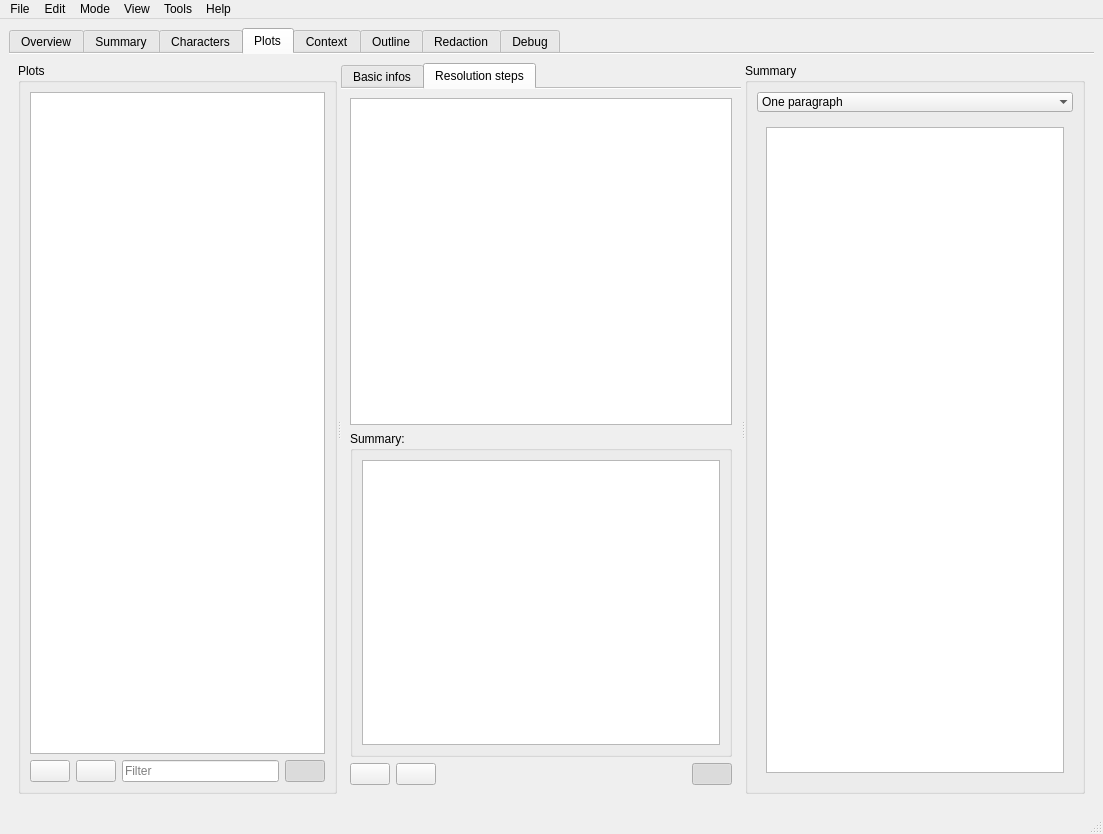
Old version of the form src/ui/mainWindow.ui in the repository olivierkes/manuskript.
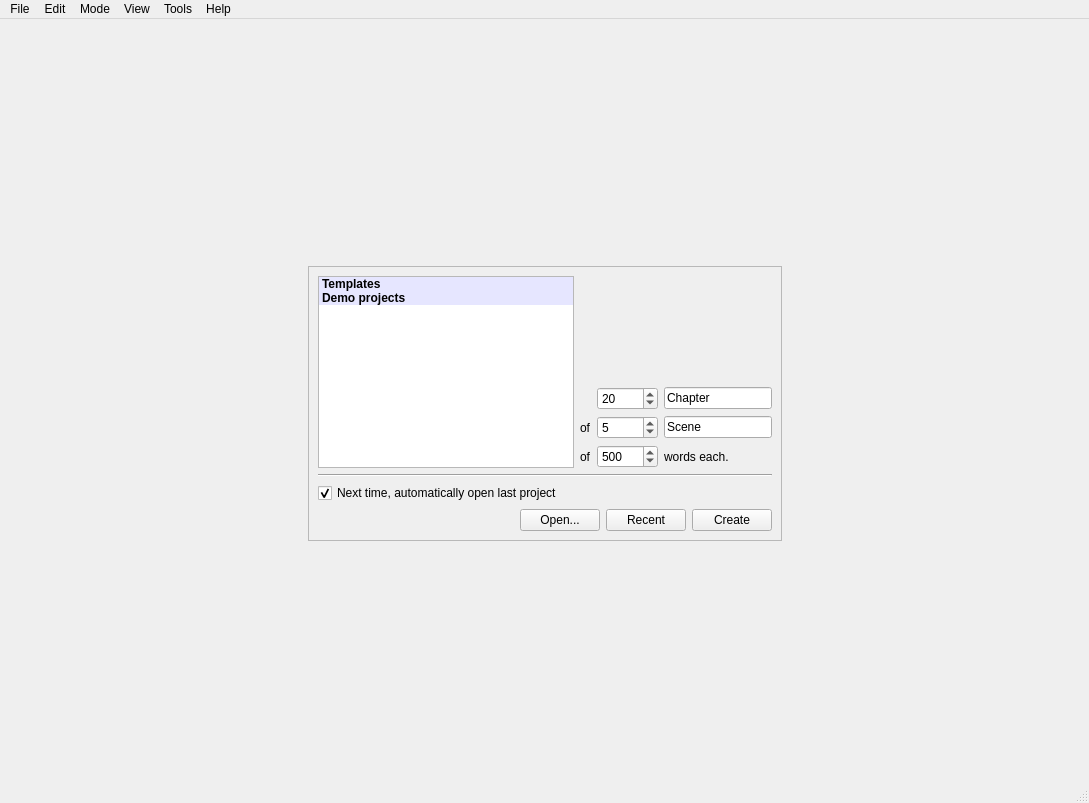
New version of the form. Icons and pictures are not drawn. Custom widgets are drawn as their Qt base class.

Commit message: Open, save, recents, all that misery

The edit to the form file:
```diff
--- a/src/ui/mainWindow.ui
+++ b/src/ui/mainWindow.ui
@@ -6,15 +6,361 @@
    <rect>
     <x>0</x>
     <y>0</y>
-    <width>1103</width>
-    <height>834</height>
+    <width>1089</width>
+    <height>803</height>
    </rect>
   </property>
   <property name="windowTitle">
    <string notr="true">Manuskript</string>
   </property>
   <widget class="QWidget" name="centralwidget">
+   <layout class="QHBoxLayout" name="horizontalLayout_12">
+    <property name="leftMargin">
+     <number>0</number>
+    </property>
+    <property name="topMargin">
+     <number>6</number>
+    </property>
+    <property name="rightMargin">
+     <number>0</number>
+    </property>
+    <property name="bottomMargin">
+     <number>0</number>
+    </property>
+    <item>
+     <widget class="QStackedWidget" name="stack">
+      <property name="currentIndex">
+       <number>0</number>
+      </property>
+      <widget class="QWidget" name="page_5">
+       <layout class="QVBoxLayout" name="verticalLayout_33">
+        <item>
+         <spacer name="verticalSpacer_6">
+          <property name="orientation">
+           <enum>Qt::Vertical</enum>
+          </property>
+          <property name="sizeHint" stdset="0">
+           <size>
+            <width>20</width>
+            <height>210</height>
+           </size>
+          </property>
+         </spacer>
+        </item>
+        <item>
+         <layout class="QHBoxLayout" name="horizontalLayout_35">
+          <item>
+           <spacer name="horizontalSpacer_13">
+            <property name="orientation">
+             <enum>Qt::Horizontal</enum>
+            </property>
+            <property name="sizeHint" stdset="0">
+             <size>
+              <width>40</width>
+              <height>20</height>
+             </size>
+            </property>
+           </spacer>
+          </item>
+          <item>
+           <widget class="QFrame" name="frame_2">
+            <property name="frameShape">
+             <enum>QFrame::StyledPanel</enum>
+            </property>
+            <property name="frameShadow">
+             <enum>QFrame::Raised</enum>
+            </property>
+            <layout class="QVBoxLayout" name="verticalLayout_32">
+             <item>
+              <layout class="QHBoxLayout" name="horizontalLayout_23">
+               <item>
+                <widget class="QTreeWidget" name="treeWelcome">
+                 <property name="rootIsDecorated">
+                  <bool>false</bool>
+                 </property>
+                 <attribute name="headerVisible">
+                  <bool>false</bool>
+                 </attribute>
+                 <column>
+                  <property name="text">
+                   <string>1</string>
+                  </property>
+                 </column>
+                 <item>
+                  <property name="text">
+                   <string>Templates</string>
+                  </property>
+                  <property name="font">
+                   <font>
+                    <weight>75</weight>
+                    <bold>true</bold>
+                   </font>
+                  </property>
+                  <property name="textAlignment">
+                   <set>AlignHCenter|AlignVCenter|AlignCenter</set>
+                  </property>
+                  <property name="background">
+                   <brush brushstyle="SolidPattern">
+                    <color alpha="255">
+                     <red>230</red>
+                     <green>230</green>
+                     <blue>255</blue>
+                    </color>
+                   </brush>
+                  </property>
+                  <property name="foreground">
+                   <brush brushstyle="NoBrush">
+                    <color alpha="255">
+                     <red>0</red>
+                     <green>0</green>
+                     <blue>128</blue>
+                    </color>
+                   </brush>
+                  </property>
+                  <item>
+                   <property name="text">
+                    <string>Empty</string>
+                   </property>
+                  </item>
+                  <item>
+                   <property name="text">
+                    <string>Novel</string>
+                   </property>
+                  </item>
+                  <item>
+                   <property name="text">
+                    <string>Novella</string>
+                   </property>
+                  </item>
+                  <item>
+                   <property name="text">
+                    <string>Short Story</string>
+                   </property>
+                  </item>
+                  <item>
+                   <property name="text">
+                    <string>Research paper</string>
+                   </property>
+                  </item>
+                 </item>
+                 <item>
+                  <property name="text">
+                   <string>Demo projects</string>
+                  </property>
+                  <property name="font">
+                   <font>
+                    <weight>75</weight>
+                    <bold>true</bold>
+                   </font>
+                  </property>
+                  <property name="textAlignment">
+                   <set>AlignHCenter|AlignVCenter|AlignCenter</set>
+                  </property>
+                  <property name="background">
+                   <brush brushstyle="SolidPattern">
+                    <color alpha="255">
+                     <red>230</red>
+                     <green>230</green>
+                     <blue>255</blue>
+                    </color>
+                   </brush>
+                  </property>
+                  <property name="foreground">
+                   <brush brushstyle="NoBrush">
+                    <color alpha="255">
+                     <red>0</red>
+                     <green>0</green>
+                     <blue>128</blue>
+                    </color>
+                   </brush>
+                  </property>
+                 </item>
+                </widget>
+               </item>
+               <item>
+                <layout class="QVBoxLayout" name="verticalLayout_31">
+                 <item>
+                  <spacer name="verticalSpacer_5">
+                   <property name="orientation">
+                    <enum>Qt::Vertical</enum>
+                   </property>
+                   <property name="sizeHint" stdset="0">
+                    <size>
+                     <width>20</width>
+                     <height>40</height>
+                    </size>
+                   </property>
+                  </spacer>
+                 </item>
+                 <item>
+                  <layout class="QGridLayout" name="gridLayout">
+                   <item row="0" column="1">
+                    <widget class="QSpinBox" name="spinBox">
+                     <property name="maximum">
+                      <number>999</number>
+                     </property>
+                     <property name="value">
+                      <number>20</number>
+                     </property>
+                    </widget>
+                   </item>
+                   <item row="0" column="2">
+                    <widget class="QLineEdit" name="lineEdit_4">
+                     <property name="text">
+                      <string>Chapter</string>
+                     </property>
+                    </widget>
+                   </item>
+                   <item row="1" column="0">
+                    <widget class="QLabel" name="label_32">
+                     <property name="text">
+                      <string>of</string>
+                     </property>
+                    </widget>
+                   </item>
+                   <item row="1" column="1">
+                    <widget class="QSpinBox" name="spinBox_2">
+                     <property name="maximum">
+                      <number>999</number>
+                     </property>
+                     <property name="value">
+                      <number>5</number>
+                     </property>
+                    </widget>
+                   </item>
+                   <item row="1" column="2">
+                    <widget class="QLineEdit" name="lineEdit_6">
+                     <property name="text">
+                      <string>Scene</string>
+                     </property>
+                    </widget>
+                   </item>
+                   <item row="2" column="0">
+                    <widget class="QLabel" name="label_33">
+                     <property name="text">
+                      <string>of</string>
+                     </property>
+                    </widget>
+                   </item>
+                   <item row="2" column="1">
+                    <widget class="QSpinBox" name="spinBox_3">
+                     <property name="maximum">
+                      <number>99999</number>
+                     </property>
+                     <property name="value">
+                      <number>500</number>
+                     </property>
+                    </widget>
+                   </item>
+                   <item row="2" column="2">
+                    <widget class="QLabel" name="label_30">
+                     <property name="text">
+                      <string>words each.</string>
+                     </property>
+                    </widget>
+                   </item>
+                  </layout>
+                 </item>
+                </layout>
+               </item>
+              </layout>
+             </item>
+             <item>
+              <widget class="Line" name="line_4">
+               <property name="orientation">
+                <enum>Qt::Horizontal</enum>
+               </property>
+              </widget>
+             </item>
+             <item>
+              <widget class="QCheckBox" name="checkBox">
+               <property name="text">
+                <string>Next time, automatically open last project</string>
+               </property>
+               <property name="checked">
+                <bool>true</bool>
+               </property>
+              </widget>
+             </item>
+             <item>
+              <layout class="QHBoxLayout" name="horizontalLayout_20">
+               <item>
+                <spacer name="horizontalSpacer_11">
+                 <property name="orientation">
+                  <enum>Qt::Horizontal</enum>
+                 </property>
+                 <property name="sizeHint" stdset="0">
+                  <size>
+                   <width>40</width>
+                   <height>20</height>
+                  </size>
+                 </property>
+                </spacer>
+               </item>
+               <item>
+                <widget class="QPushButton" name="btnWelcomeOpen">
+                 <property name="text">
+                  <string>Open...</string>
+                 </property>
+                </widget>
+               </item>
+               <item>
+                <widget class="QPushButton" name="btnWelcomeRecent">
+                 <property name="text">
+                  <string>Recent</string>
+                 </property>
+                </widget>
+               </item>
+               <item>
+                <widget class="QPushButton" name="btnWelcomeCreate">
+                 <property name="text">
+                  <string>Create</string>
+                 </property>
+                </widget>
+               </item>
+              </layout>
+             </item>
+            </layout>
+           </widget>
+          </item>
+          <item>
+           <spacer name="horizontalSpacer_14">
+            <property name="orientation">
+             <enum>Qt::Horizontal</enum>
+            </property>
+            <property name="sizeHint" stdset="0">
+             <size>
+              <width>40</width>
+              <height>20</height>
+             </size>
+            </property>
+           </spacer>
+          </item>
+         </layout>
+        </item>
+        <item>
+         <spacer name="verticalSpacer_7">
+          <property name="orientation">
+           <enum>Qt::Vertical</enum>
+          </property>
+          <property name="sizeHint" stdset="0">
+           <size>
+            <width>20</width>
+            <height>209</height>
+           </size>
+          </property>
+         </spacer>
+        </item>
+       </layout>
+      </widget>
+      <widget class="QWidget" name="page_4">
    <layout class="QHBoxLayout" name="horizontalLayout_2">
+        <property name="spacing">
+         <number>0</number>
+        </property>
+        <property name="margin">
+         <number>0</number>
+        </property>
     <item>
      <widget class="QTabWidget" name="tabMain">
       <property name="currentIndex">
@@ -1836,12 +2182,16 @@
     </item>
    </layout>
   </widget>
+     </widget>
+    </item>
+   </layout>
+  </widget>
   <widget class="QMenuBar" name="menubar">
    <property name="geometry">
     <rect>
      <x>0</x>
      <y>0</y>
-     <width>1103</width>
+     <width>1089</width>
      <height>31</height>
     </rect>
    </property>
```
Left out of the diff: 41 changed lines with no effect on the pictures. Lines whose indentation alone changed are shown as unchanged. The commit also changes 7 other files.
